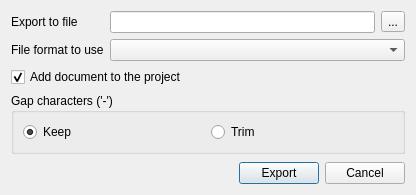
This is src/corelibs/U2View/src/ov_msa/ui/SaveSelectedSequenceFromMSADialog.ui in violethaze74/ugene as Qt 5 draws it before an edit. The edited form follows.
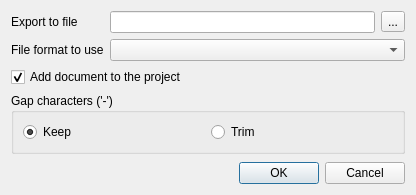
This is the edited form.

Commit message: Help system for all dialogs, UI improvements for all dialogs.

Diff of the .ui file:
```diff
--- a/src/corelibs/U2View/src/ov_msa/ui/SaveSelectedSequenceFromMSADialog.ui
+++ b/src/corelibs/U2View/src/ov_msa/ui/SaveSelectedSequenceFromMSADialog.ui
@@ -98,38 +98,11 @@
     </spacer>
    </item>
    <item>
-    <layout class="QHBoxLayout" name="horizontalLayout_2">
-     <item>
-      <spacer name="horizontalSpacer">
-       <property name="orientation">
-        <enum>Qt::Horizontal</enum>
-       </property>
-       <property name="sizeHint" stdset="0">
-        <size>
-         <width>40</width>
-         <height>20</height>
-        </size>
-       </property>
-      </spacer>
-     </item>
-     <item>
-      <widget class="QPushButton" name="okButton">
-       <property name="text">
-        <string>Export</string>
-       </property>
-       <property name="default">
-        <bool>true</bool>
-       </property>
-      </widget>
-     </item>
-     <item>
-      <widget class="QPushButton" name="cancelButton">
-       <property name="text">
-        <string>Cancel</string>
-       </property>
-      </widget>
-     </item>
-    </layout>
+    <widget class="QDialogButtonBox" name="buttonBox">
+     <property name="standardButtons">
+      <set>QDialogButtonBox::Cancel|QDialogButtonBox::Ok</set>
+     </property>
+    </widget>
    </item>
   </layout>
  </widget>
```
Left out of the diff: 28 changed lines with no effect on the pictures. The commit also changes 309 other files.
